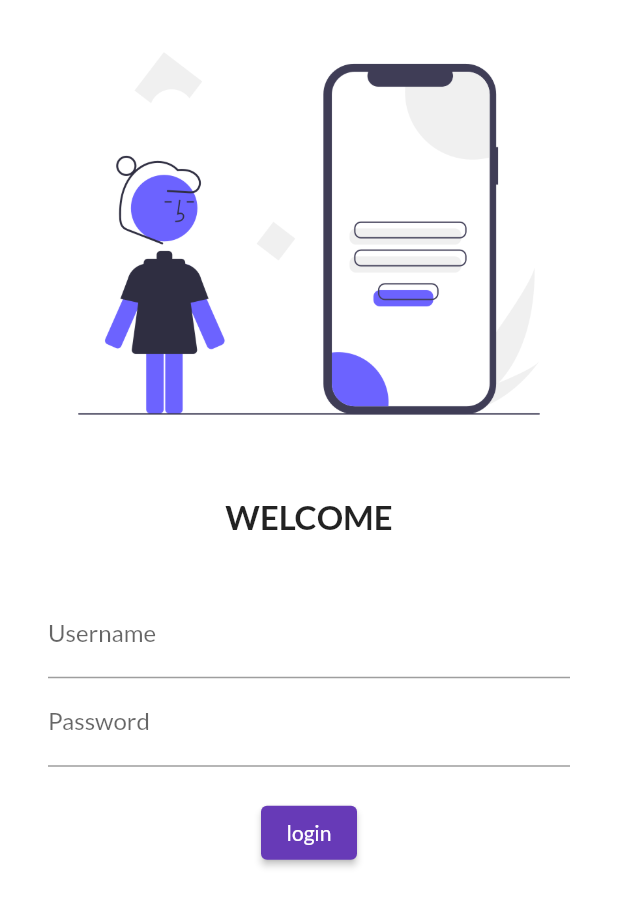
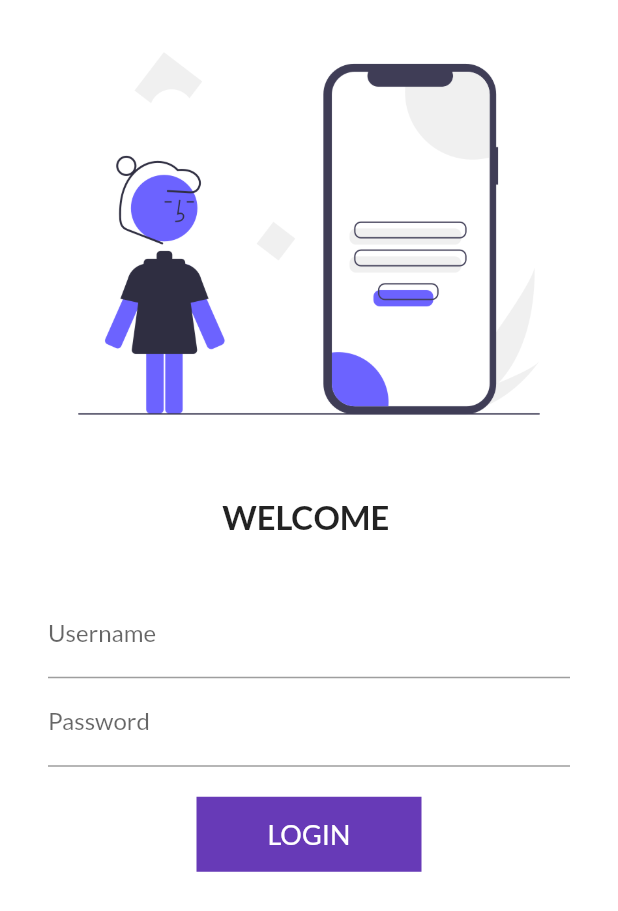
Before and after one commit to hansalkothari/flutter-catalog, a Flutter app: the screen it shows after launch, on a phone screen of 412 x 824 dp. Shown: the top 911 px of the screen. Run offline on Flutter 3.47's test engine with Material 2 defaults, Android fonts, the phone set to English and light mode, and no system bars; our stand-ins replace google_fonts.

Commit message:
animated button completed

```diff
--- a/lib/main.dart
+++ b/lib/main.dart
@@ -1,6 +1,7 @@
 import 'package:flutter/material.dart';
 import 'package:flutter_catalog/pages/home_page.dart';
 import 'package:flutter_catalog/pages/login_page.dart';
+import 'package:flutter_catalog/utils/routes.dart';
 import 'package:google_fonts/google_fonts.dart';
 
 void main() {
@@ -23,7 +24,8 @@ class MyApp extends StatelessWidget {
       darkTheme: ThemeData(brightness: Brightness.dark),
       debugShowCheckedModeBanner: false,
       routes: {
-        "/login": (context) => new LoginPage(),
+        MyRoutes.loginroute : (context) => LoginPage(),
+        MyRoutes.homeroute: (context) => HomePage(),
       },
     );
   }
--- a/lib/pages/login_page.dart
+++ b/lib/pages/login_page.dart
@@ -1,12 +1,19 @@
 import 'package:flutter/material.dart';
+import 'package:flutter_catalog/utils/routes.dart';
 
-class LoginPage extends StatelessWidget {
-  const LoginPage({Key? key}) : super(key: key);
+class LoginPage extends StatefulWidget {
+  @override
+  State<LoginPage> createState() => _LoginPageState();
+}
 
+class _LoginPageState extends State<LoginPage> {
+  String name = "";
+  bool changeButton = false;
   @override
   Widget build(BuildContext context) {
     return Material(
         color: Colors.white,
+        child: SingleChildScrollView(
           child: Column(
             children: [
               Image.asset(
@@ -17,7 +24,7 @@ class LoginPage extends StatelessWidget {
                 height: 20.0,
               ),
               Text(
-              "WELCOME",
+                "WELCOME $name",
                 style: TextStyle(
                   fontSize: 22,
                   fontWeight: FontWeight.bold,
@@ -27,8 +34,8 @@ class LoginPage extends StatelessWidget {
                 height: 20.0,
               ),
               Padding(
-              padding:
-                  const EdgeInsets.symmetric(vertical: 16.0, horizontal: 32.0),
+                padding: const EdgeInsets.symmetric(
+                    vertical: 16.0, horizontal: 32.0),
                 child: Column(
                   children: [
                     TextFormField(
@@ -36,6 +43,7 @@ class LoginPage extends StatelessWidget {
                         hintText: "Enter Username",
                         labelText: "Username",
                       ),
+                      onChanged: (value) => {name = value, setState(() {})},
                     ),
                     TextFormField(
                       obscureText: true,
@@ -47,17 +55,54 @@ class LoginPage extends StatelessWidget {
                     SizedBox(
                       height: 20.0,
                     ),
-                  ElevatedButton(
-                    onPressed: () {
-                      print("hey lol ! ");
+                    InkWell(
+                      onTap: () async {
+                        setState(() {
+                          changeButton = true;
+                        });
+                        await Future.delayed(Duration(seconds: 1));
+                        Navigator.pushNamed(context, MyRoutes.homeroute);
                       },
-                    child: Text("login"),
-                    style: TextButton.styleFrom(),
+                      child: AnimatedContainer(
+                        duration: Duration(seconds: 1),
+                        width: changeButton ? 50 : 150,
+                        height: 50,
+                        alignment: Alignment.center,
+                        child: changeButton
+                            ? Icon(
+                                Icons.done,
+                                color: Colors.white,
+                              )
+                            : Text(
+                                "LOGIN",
+                                style: TextStyle(
+                                  color: Colors.white,
+                                  fontSize: 18,
                                 ),
+                              ),
+                        decoration: BoxDecoration(
+                          color: Colors.deepPurple,
+                          shape: changeButton
+                              ? BoxShape.circle
+                              : BoxShape.rectangle,
+                          // borderRadius:
+                          //     BorderRadius.circular(changeButton ? 20 : 8),
+                        ),
+                      ),
+                    ),
+
+                    // ElevatedButton(
+                    //   onPressed: () {
+                    //     Navigator.pushNamed(context, MyRoutes.homeroute);
+                    //   },
+                    //   child: Text("login"),
+                    //   style: TextButton.styleFrom(),
+                    // ),
                   ],
                 ),
               ),
             ],
+          ),
         ));
   }
 }
--- /dev/null
+++ b/lib/utils/routes.dart
@@ -0,0 +1,4 @@
+class MyRoutes {
+  static String loginroute = "/login";
+  static String homeroute = "/home";
+}
```
Lines whose indentation alone changed are shown as unchanged.
